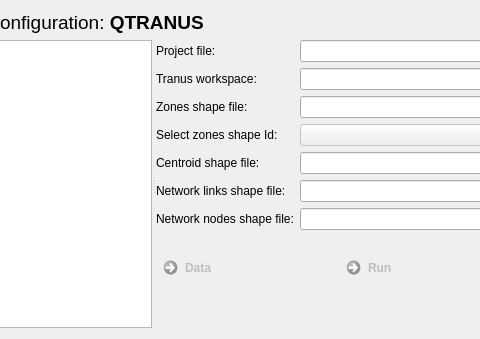
Before: the Qt Designer form qtranus_dialog_base.ui in TomasdelaBarra/QTRANUS, drawn with Qt 5; both pictures show x 89 to 569 and y 0 to 339 of the 791 by 339 pixel window.
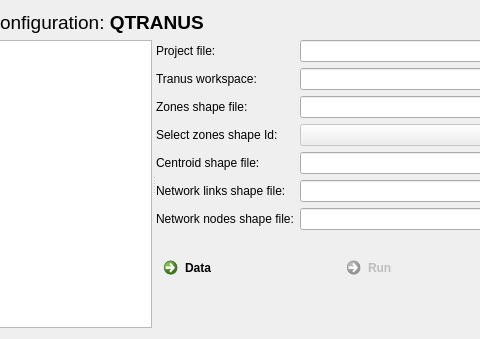
After: the same form once the commit is applied. Icons and pictures are not drawn.

Diff of the .ui file:
```diff
--- a/qtranus_dialog_base.ui
+++ b/qtranus_dialog_base.ui
@@ -259,7 +259,7 @@
          <item alignment="Qt::AlignVCenter">
           <widget class="QCommandLinkButton" name="data">
            <property name="enabled">
-            <bool>false</bool>
+            <bool>true</bool>
            </property>
            <property name="text">
             <string>Data</string>
```
